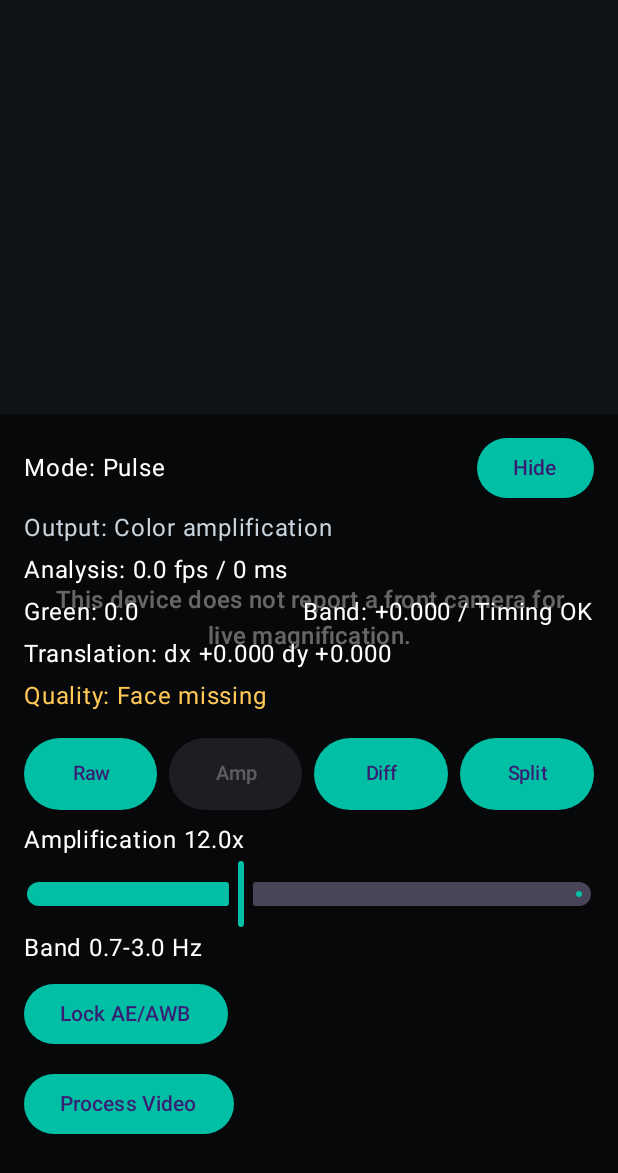
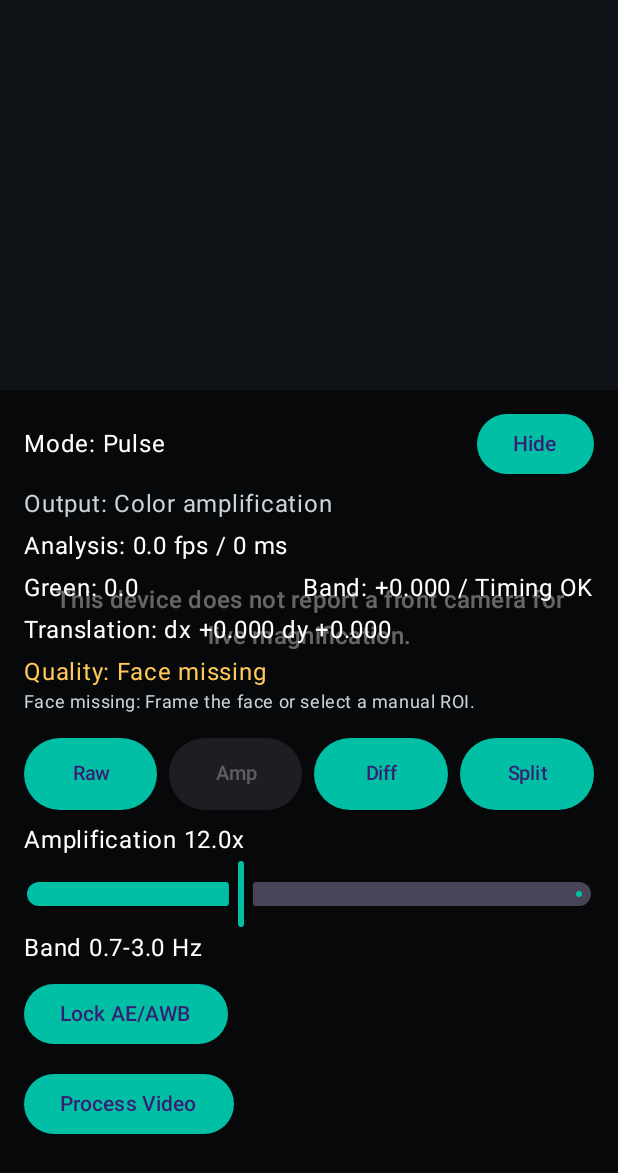
Before and after one commit to dnrohr/eulerian-magnification, an Android app built with Jetpack Compose: the screen it shows after launch (MainActivity), after a tap on "Controls", on a phone screen of 412 x 824 dp. Shown: the top 1173 px of the screen. Run offline under Robolectric (Android 15) with nearby library versions, the phone set to English and light mode, and no system bars; libraries missing offline, so code that uses them is left out: androidx.camera.camera2, androidx.camera.core, androidx.camera.lifecycle, androidx.camera.view.

Commit message:
Add actionable quality guidance

```diff
--- a/app/src/main/java/com/dnrohr/eulerianmagnification/MainActivity.kt
+++ b/app/src/main/java/com/dnrohr/eulerianmagnification/MainActivity.kt
@@ -960,10 +960,19 @@ private fun CompactStatusOverlay(
 
 @Composable
 private fun QualityStatusRow(statuses: List<QualityStatus>) {
-    Text(
-        text = "Quality: ${statuses.joinToString { it.label }}",
-        color = qualityColor(statuses),
-    )
+    Column {
+        Text(
+            text = "Quality: ${statuses.joinToString { it.label }}",
+            color = qualityColor(statuses),
+        )
+        if (statuses != listOf(QualityStatus.Good)) {
+            Text(
+                text = statuses.joinToString("  ") { "${it.label}: ${it.action}" },
+                color = Color(0xFFC8D3DC),
+                style = MaterialTheme.typography.bodySmall,
+            )
+        }
+    }
 }
 
 private fun qualityColor(statuses: List<QualityStatus>): Color {
--- a/app/src/main/java/com/dnrohr/eulerianmagnification/quality/QualityStatus.kt
+++ b/app/src/main/java/com/dnrohr/eulerianmagnification/quality/QualityStatus.kt
@@ -43,15 +43,18 @@ class QualityEvaluator {
 private val MagnificationMode.isHighFrequencyMode: Boolean
     get() = this == MagnificationMode.Tremor || this == MagnificationMode.ObjectVibration
 
-enum class QualityStatus(val label: String) {
-    Good("Good"),
-    FaceMissing("Face missing"),
-    TooDark("Too dark"),
-    LowFps("Low FPS"),
-    TimingUnstable("Timing unstable"),
-    LightingFlicker("Lighting flicker"),
-    CameraMotion("ROI motion"),
-    ModeMotionRisk("Mode motion risk"),
-    AmplificationRisk("Amplification risk"),
-    SignalWeak("Signal weak"),
+enum class QualityStatus(
+    val label: String,
+    val action: String,
+) {
+    Good("Good", "Keep this setup."),
+    FaceMissing("Face missing", "Frame the face or select a manual ROI."),
+    TooDark("Too dark", "Use brighter, steady light."),
+    LowFps("Low FPS", "Close apps or reduce device load."),
+    TimingUnstable("Timing unstable", "Restart the preview if timing keeps jumping."),
+    LightingFlicker("Lighting flicker", "Try daylight or a non-flickering lamp."),
+    CameraMotion("ROI motion", "Mount the phone or redraw a stable ROI."),
+    ModeMotionRisk("Mode motion risk", "Use a tripod for high-frequency modes."),
+    AmplificationRisk("Amplification risk", "Lower amplification below 18x."),
+    SignalWeak("Signal weak", "Use steadier light or choose a stronger ROI."),
 }
```
Also changed, not shown: 5 other files.
